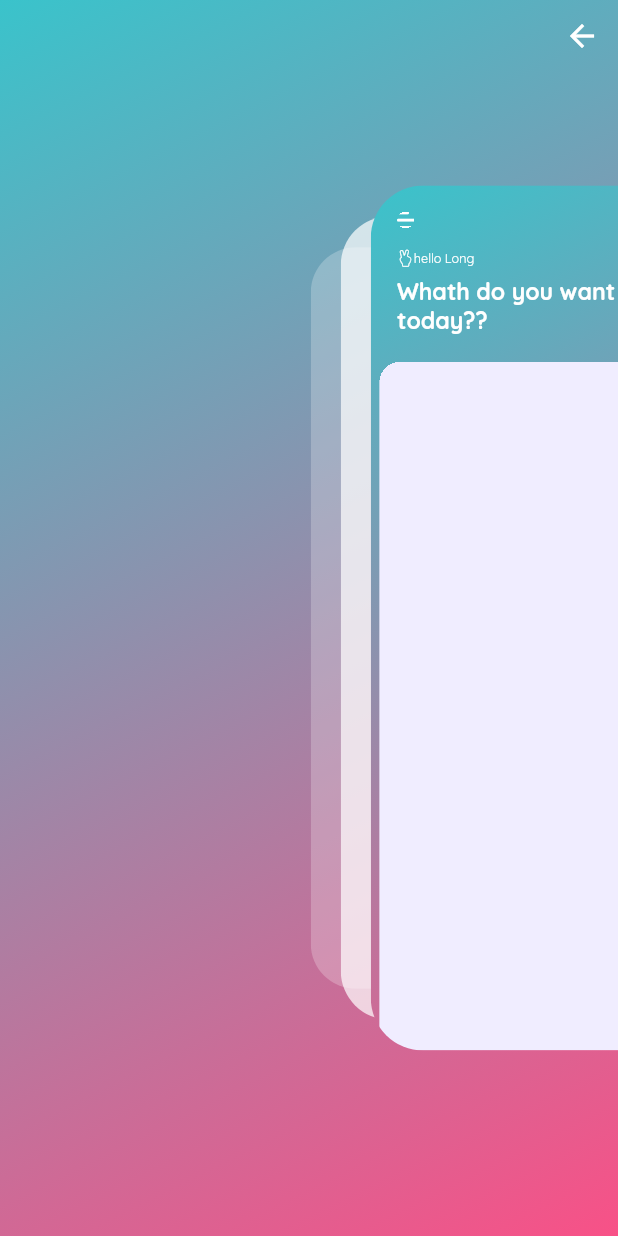
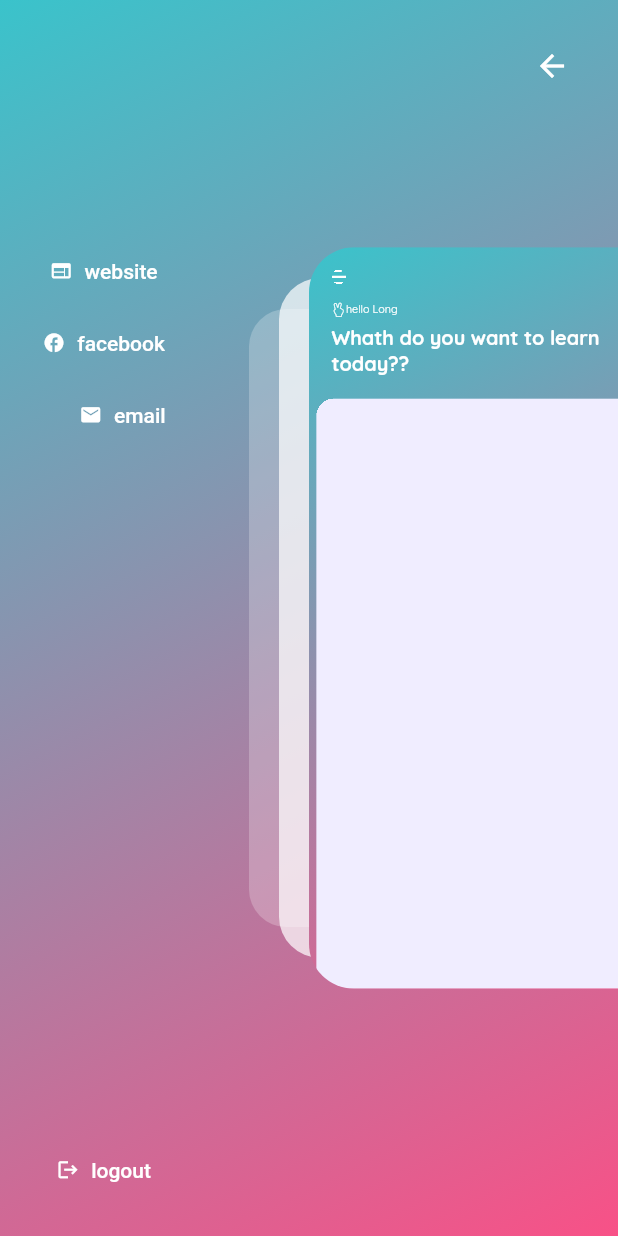
Before and after one commit to LongVeipe/StudentApp_Flutter, a Flutter app: the HomeScreen screen opened by its route, after a tap on an icon or button, on a phone screen of 412 x 824 dp. Run offline on Flutter 3.47's test engine with Material 2 defaults, Android fonts, the phone set to English and light mode, and no system bars; drawn by our look-alikes of flutter_zoom_drawer; our stand-ins replace cached_network_image, cloud_firestore, firebase_auth, firebase_core, firebase_storage, flutter_svg and 3 more; accounts and stored records are empty; project files that could hold a hidden picture were left out.

Commit message:
drawer page: done!

```diff
--- a/lib/controllers/auth_controller.dart
+++ b/lib/controllers/auth_controller.dart
@@ -4,6 +4,7 @@ import 'package:firebase_auth/firebase_auth.dart';
 import 'package:get/get.dart';
 import 'package:google_sign_in/google_sign_in.dart';
 import 'package:student_app/firebase_ref/references.dart';
+import 'package:student_app/screens/home/home_screen.dart';
 import 'package:student_app/screens/login/login_screen.dart';
 import 'package:student_app/widgets/dialogs/dialogue_widget.dart';
 
@@ -47,11 +48,13 @@ class AuthController extends GetxController {
   }
 
   saveUser(GoogleSignInAccount account) {
-    userRF.doc(account.email).set({
-      "email": account.email,
-      "name": account.displayName,
-      "photoUrl": account.photoUrl,
-    });
+    userRF
+        .doc(account.email)
+        .set({
+          "email": account.email,
+          "name": account.displayName,
+          "photoUrl": account.photoUrl,
+        });
   }
 
   void navigateToIntroduction() {
@@ -65,11 +68,28 @@ class AuthController extends GetxController {
     }), barrierDismissible: true);
   }
 
-  void navigateToLoginScreen(){
+  void navigateToLoginScreen() {
     Get.toNamed(LoginScreen.routerName);
   }
 
+  void navigateToHomeScreen(){
+    Get.offAllNamed(HomeScreen.routerName);
+  }
   bool isLoggedIn() {
     return _auth.currentUser != null;
   }
+
+  User? getUser(){
+    _user.value = _auth.currentUser;
+    return _user.value;
+  }
+
+  Future<void> signOut() async{
+    try{
+      await _auth.signOut();
+      navigateToHomeScreen();
+    } on FirebaseAuthException catch(e){
+      print("signOutError: $e");
+    }
+  }
 }
--- a/lib/controllers/zoom_drawer_controller.dart
+++ b/lib/controllers/zoom_drawer_controller.dart
@@ -1,42 +1,46 @@
+import 'package:firebase_auth/firebase_auth.dart';
 import 'package:flutter_zoom_drawer/flutter_zoom_drawer.dart';
 import 'package:get/get.dart';
+import 'package:student_app/controllers/auth_controller.dart';
 import 'package:url_launcher/url_launcher.dart';
-class MyZoomDrawerController extends GetxController{
+
+class MyZoomDrawerController extends GetxController {
   final zoomDrawerController = ZoomDrawerController();
-  void toggleDrawer(){
+  Rxn<User?> user = Rxn();
+
+  void toggleDrawer() {
     zoomDrawerController.toggle!.call();
     update();
   }
 
   @override
   void onReady() {
-    // TODO: implement onReady
+    user.value = Get.find<AuthController>().getUser();
     super.onReady();
   }
 
-  void signOut(){
-
+  void signOut() {
+    Get.find<AuthController>().signOut();
   }
 
-  void signIn(){
+  void signIn() {}
 
+  void website() {
+    _launch(Uri(scheme: "fb.com/LongVeipe"));
   }
 
-  void website(){
-
+  void facebook() {
+    _launch(Uri(scheme: "fb.com/LongVeipe"));
   }
 
-  void email(){
-    final Uri uriEmail = Uri(
-      scheme: 'mailto',
-      path: 'Longveipe@gmail.com'
-    );
+  void email() {
+    final Uri uriEmail = Uri(scheme: 'mailto', path: 'Longveipe@gmail.com');
 
     _launch(uriEmail);
   }
 
-  Future<void> _launch(Uri uri) async{
-    if(!await launchUrl(uri)){
+  Future<void> _launch(Uri uri) async {
+    if (!await launchUrl(uri)) {
       throw 'could not  launch $uri';
     }
   }
--- a/lib/screens/home/home_screen.dart
+++ b/lib/screens/home/home_screen.dart
@@ -17,6 +17,7 @@ import 'package:student_app/widgets/content_area.dart';
 class HomeScreen extends StatefulWidget {
   const HomeScreen({Key? key}) : super(key: key);
 
+  static const String routerName = "/home";
   @override
   State<HomeScreen> createState() => _HomeScreenState();
 }
@@ -32,7 +33,8 @@ class _HomeScreenState extends State<HomeScreen> {
         showShadow: true,
         angle: 0,
         style: DrawerStyle.Style7,
-        slideWidth: MediaQuery.of(context).size.width*0.6,
+        slideWidth: MediaQuery.of(context).size.width*0.5,
+        mainScreenScale: 0.4,
         controller: myZoomDrawerController.zoomDrawerController,
         menuScreen: const MenuScreen(),
         mainScreen: Container(
--- a/lib/screens/home/menu_screen.dart
+++ b/lib/screens/home/menu_screen.dart
@@ -1,5 +1,6 @@
 import 'package:flutter/material.dart';
 import 'package:student_app/configs/themes/app_colors.dart';
+
 // ignore: depend_on_referenced_packages
 import 'package:get/get.dart';
 import 'package:student_app/controllers/zoom_drawer_controller.dart';
@@ -11,6 +12,7 @@ class MenuScreen extends GetView<MyZoomDrawerController> {
   Widget build(BuildContext context) {
     return Container(
       width: double.maxFinite,
+      padding: EdgeInsets.all(20),
       decoration: BoxDecoration(gradient: mainGradient()),
       child: Theme(
         data: ThemeData(
@@ -28,7 +30,51 @@ class MenuScreen extends GetView<MyZoomDrawerController> {
                     onPressed: () {
                       controller.toggleDrawer();
                     },
-                  ))
+                  )),
+              Padding(
+                padding: EdgeInsets.only(
+                    right: MediaQuery.of(context).size.width * 0.3),
+                child: Column(
+                  children: [
+                    Obx(() => controller.user.value == null
+                        ? const SizedBox()
+                        : Text(
+                            controller.user.value!.displayName ?? "",
+                            style: const TextStyle(
+                                fontWeight: FontWeight.w900,
+                                fontSize: 18,
+                                color: onSurfaceTextColor),
+                          )),
+                    const Spacer(
+                      flex: 1,
+                    ),
+                    _DrawerButton(
+                      icon: Icons.web,
+                      label: "website",
+                      onPress: () => controller.website(),
+                    ),
+                    _DrawerButton(
+                      icon: Icons.facebook,
+                      label: "facebook",
+                      onPress: () => controller.facebook(),
+                    ),
+                    Padding(
+                      padding: const EdgeInsets.only(left: 25),
+                      child: _DrawerButton(
+                        icon: Icons.email,
+                        label: "email",
+                        onPress: () => controller.email(),
+                      ),
+                    ),
+                    const Spacer(flex: 4,),
+                    _DrawerButton(
+                      icon: Icons.logout,
+                      label: "logout",
+                      onPress: () => controller..signOut(),
+                    ),
+                  ],
+                ),
+              )
             ],
           ),
         ),
@@ -36,3 +82,24 @@ class MenuScreen extends GetView<MyZoomDrawerController> {
     );
   }
 }
+
+class _DrawerButton extends StatelessWidget {
+  const _DrawerButton(
+      {Key? key, required this.icon, required this.label, this.onPress})
+      : super(key: key);
+
+  final IconData icon;
+  final String label;
+  final VoidCallback? onPress;
+
+  @override
+  Widget build(BuildContext context) {
+    return TextButton.icon(
+        onPressed: onPress,
+        icon: Icon(
+          icon,
+          size: 15,
+        ),
+        label: Text(label));
+  }
+}
```
